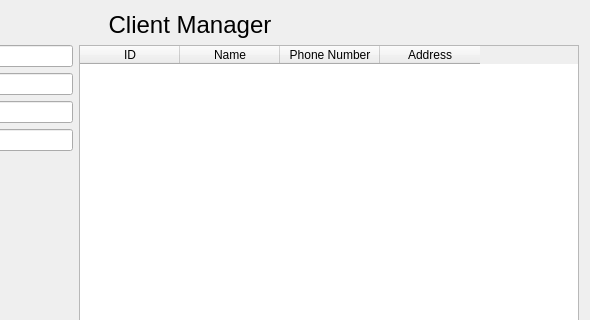
Old version of the form clientform.ui in the repository ChunJeong27/CRMMiniProject; both pictures show x 210 to 800 and y 0 to 320 of the 800 by 480 pixel window.
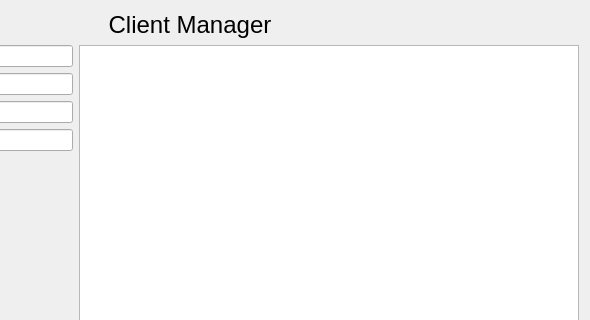
New version of the form.

```diff
--- a/clientform.ui
+++ b/clientform.ui
@@ -205,33 +205,13 @@
       </layout>
      </item>
      <item>
-      <widget class="QTableWidget" name="tableWidget">
+      <widget class="QTableView" name="tableView">
        <property name="minimumSize">
         <size>
          <width>500</width>
          <height>0</height>
         </size>
        </property>
-       <column>
-        <property name="text">
-         <string>ID</string>
-        </property>
-       </column>
-       <column>
-        <property name="text">
-         <string>Name</string>
-        </property>
-       </column>
-       <column>
-        <property name="text">
-         <string>Phone Number</string>
-        </property>
-       </column>
-       <column>
-        <property name="text">
-         <string>Address</string>
-        </property>
-       </column>
       </widget>
      </item>
     </layout>
```
